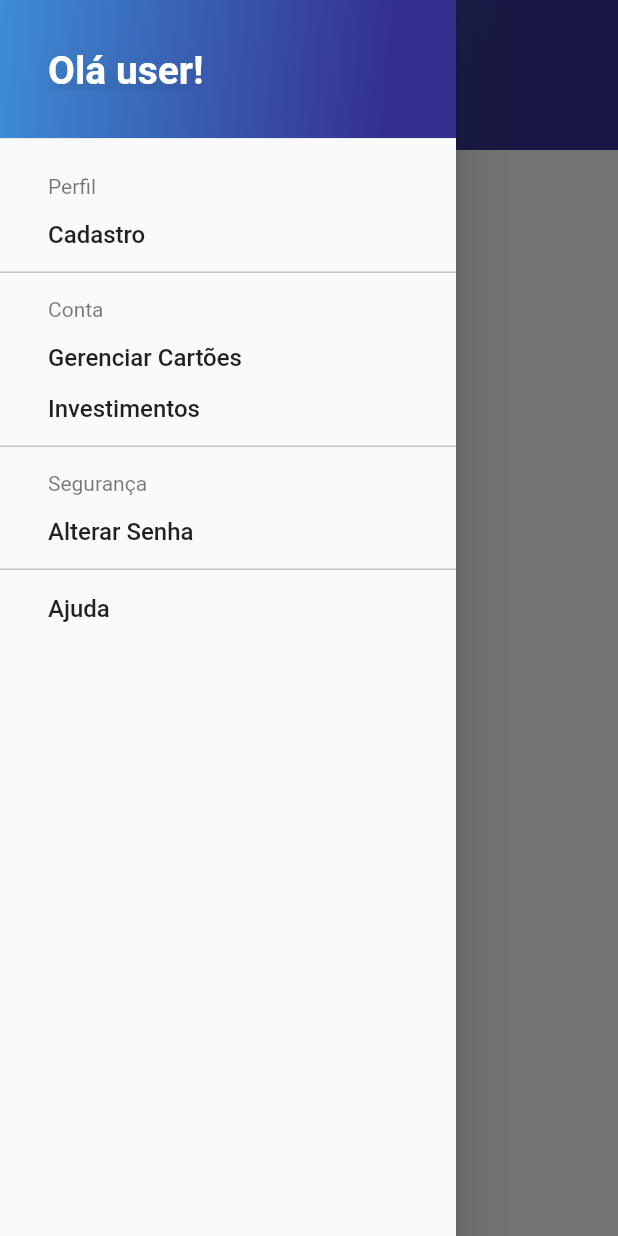
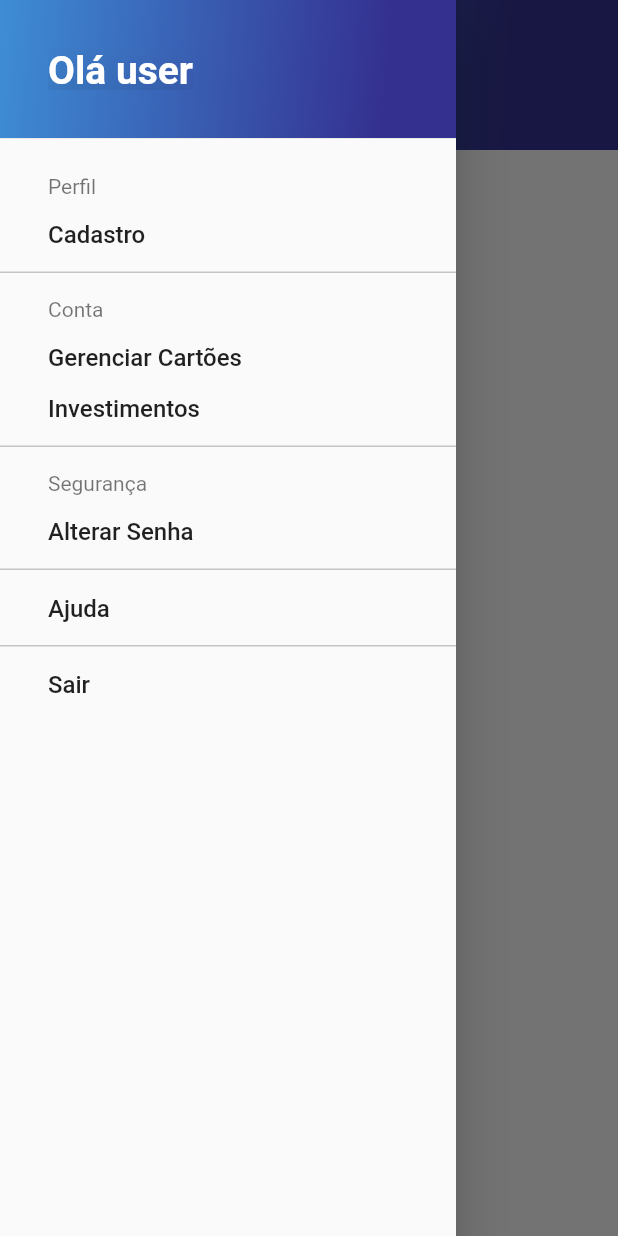
Before and after one commit to steniooliv/budget_raro, a Flutter app: the ErrorPage screen opened by its route, with the side drawer open, on a phone screen of 412 x 824 dp. Run offline on Flutter 3.47's test engine with Material 2 defaults, Android fonts, the phone set to English and light mode, and no system bars; our stand-ins replace cloud_firestore, firebase_auth, firebase_core, flutter_mobx, flutter_modular, form_field_validator and 4 more; missing offline and left inert: animated_card, validatorless; accounts and stored records are empty; generated files the repository leaves out were written again.

Commit message:
create exit button on drawer

```diff
--- a/lib/shared/widgets/drawer_widget.dart
+++ b/lib/shared/widgets/drawer_widget.dart
@@ -3,6 +3,7 @@ import 'package:flutter_modular/flutter_modular.dart';
 
 import 'package:budget_raro/shared/themes/app_colors.dart';
 import 'package:budget_raro/shared/themes/text_styles.dart';
+import 'package:shared_preferences/shared_preferences.dart';
 
 class DrawerWidget extends StatelessWidget {
   final String? user;
@@ -30,7 +31,7 @@ class DrawerWidget extends StatelessWidget {
                     Padding(
                       padding: const EdgeInsets.all(32.0),
                       child: Text(
-                        'Olá $user!',
+                        'Olá ${user ?? ''}',
                         style: TextStyles.balance,
                       ),
                     ),
@@ -231,6 +232,38 @@ class DrawerWidget extends StatelessWidget {
                   ],
                 ),
               ),
+              Container(
+                height: 1,
+                color: AppColors.grey,
+              ),
+              Padding(
+                padding: const EdgeInsets.only(top: 16.0, left: 32.0),
+                child: Row(
+                  children: [
+                    Column(
+                      mainAxisAlignment: MainAxisAlignment.start,
+                      crossAxisAlignment: CrossAxisAlignment.start,
+                      mainAxisSize: MainAxisSize.min,
+                      children: [
+                        GestureDetector(
+                          onTap: () async {
+                            final prefs = await SharedPreferences.getInstance();
+                            prefs.clear();
+                            Modular.to.navigate('/login');
+                          },
+                          child: Text(
+                            'Sair',
+                            style: TextStyles.drawerOption,
+                          ),
+                        ),
+                        SizedBox(
+                          height: 60.0,
+                        ),
+                      ],
+                    )
+                  ],
+                ),
+              ),
             ],
           ),
         ],
```
